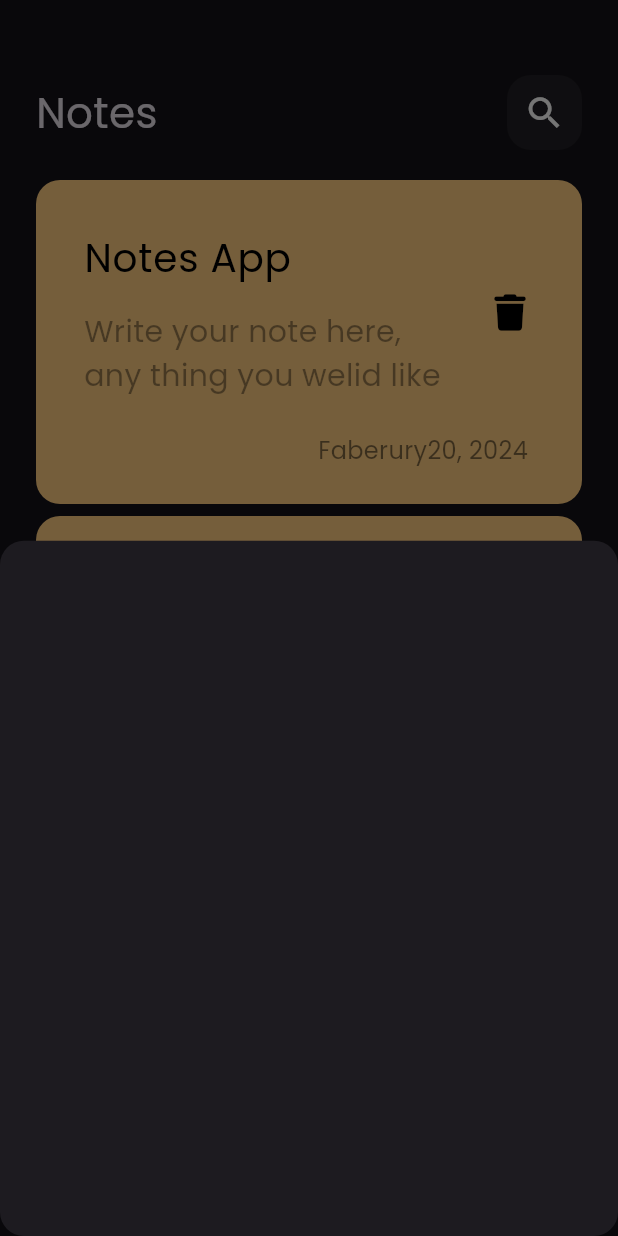
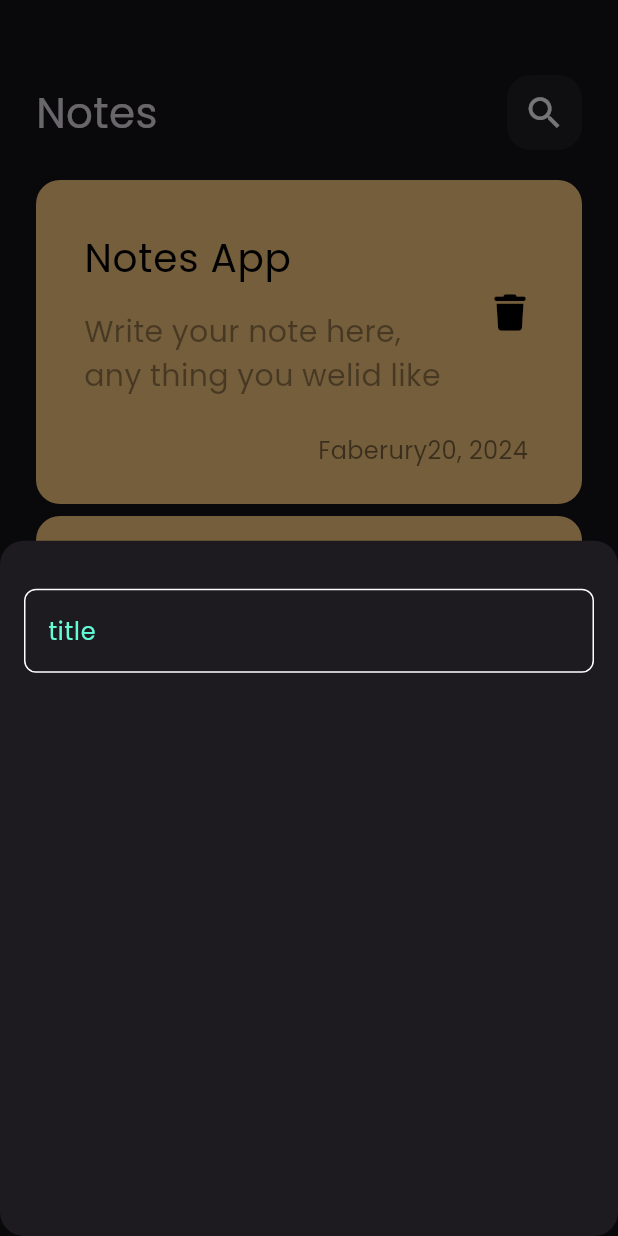
Before and after one commit to engmohammadse/notes_app, a Flutter app: the screen it shows after launch, after a tap on the "add" icon, on a phone screen of 412 x 824 dp. Run offline on Flutter 3.47's test engine with Material 3 defaults, Android fonts, the phone set to English and light mode, and no system bars; our stand-ins replace font_awesome_flutter.

Commit message:
create custom text field

```diff
--- a/lib/widgets/add_note_bottom_sheet.dart
+++ b/lib/widgets/add_note_bottom_sheet.dart
@@ -1,10 +1,19 @@
 import 'package:flutter/material.dart';
+import 'package:notes_app/widgets/custom_text_field.dart';
 
 class AddNoteButtomsheet extends StatelessWidget {
   const AddNoteButtomsheet({super.key});
 
   @override
   Widget build(BuildContext context) {
-    return Container();
+    return const Padding(
+      padding: EdgeInsets.symmetric(horizontal: 16),
+      child: Column(
+        children: [
+          SizedBox(height: 32),
+          CustomTextField(),
+        ],
+      ),
+    );
   }
 }
--- /dev/null
+++ b/lib/widgets/constants.dart
@@ -0,0 +1,3 @@
+import 'package:flutter/material.dart';
+
+const kPrimeryColor = Color(0xff62FCD7);
--- /dev/null
+++ b/lib/widgets/custom_text_field.dart
@@ -0,0 +1,28 @@
+import 'package:flutter/material.dart';
+import 'package:notes_app/widgets/constants.dart';
+
+class CustomTextField extends StatelessWidget {
+  const CustomTextField({super.key});
+
+  @override
+  Widget build(BuildContext context) {
+    return TextField(
+      cursorColor: kPrimeryColor,
+      decoration: InputDecoration(
+        hintText: 'title',
+        hintStyle: const TextStyle(color: kPrimeryColor),
+        border: buildBorder(),
+        enabledBorder: buildBorder(),
+        focusedBorder: buildBorder(kPrimeryColor),
+      ),
+    );
+  }
+
+  OutlineInputBorder buildBorder([color]) {
+    return OutlineInputBorder(
+        borderRadius: BorderRadius.circular(8),
+        borderSide: BorderSide(
+          color: color ?? Colors.white,
+        ));
+  }
+}
```
